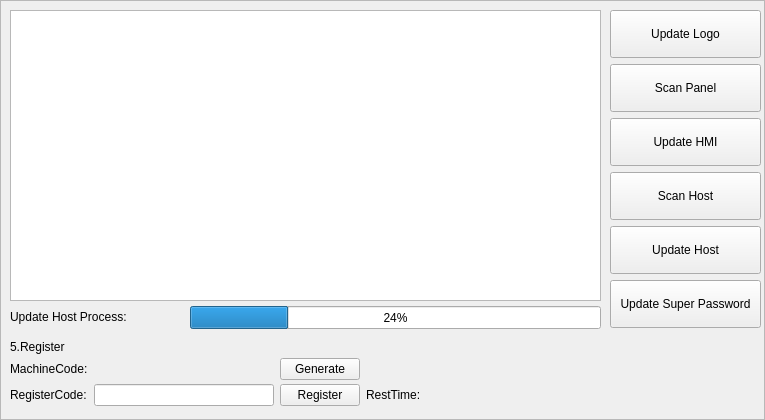
The window that hcmaintains/icupdatesystempage.ui (dongdong-2009/3-5AxisRobot) describes before a commit, drawn with Qt 5.
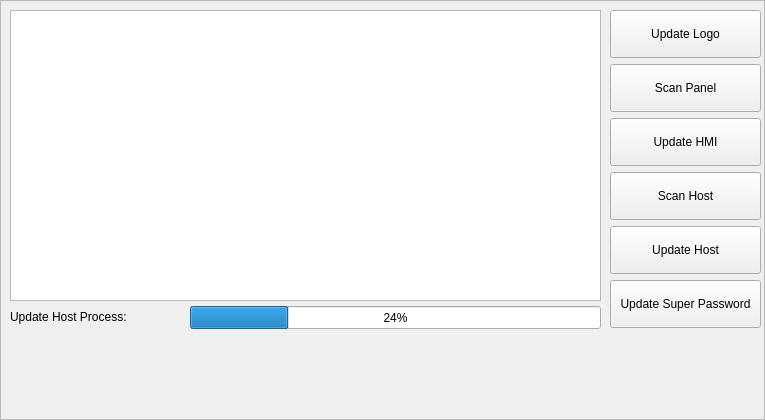
The same window after the commit. Custom widgets are drawn as their Qt base class.

The edit to the form file:
```diff
--- a/hcmaintains/icupdatesystempage.ui
+++ b/hcmaintains/icupdatesystempage.ui
@@ -33,193 +33,6 @@
   <property name="frameShadow">
    <enum>QFrame::Raised</enum>
   </property>
-  <widget class="QWidget" name="registerContainer" native="true">
-   <property name="geometry">
-    <rect>
-     <x>10</x>
-     <y>340</y>
-     <width>435</width>
-     <height>69</height>
-    </rect>
-   </property>
-   <layout class="QGridLayout" name="gridLayout_2">
-    <property name="leftMargin">
-     <number>0</number>
-    </property>
-    <property name="topMargin">
-     <number>0</number>
-    </property>
-    <property name="rightMargin">
-     <number>0</number>
-    </property>
-    <property name="bottomMargin">
-     <number>0</number>
-    </property>
-    <property name="verticalSpacing">
-     <number>4</number>
-    </property>
-    <item row="0" column="0">
-     <widget class="QLabel" name="label_6">
-      <property name="sizePolicy">
-       <sizepolicy hsizetype="Fixed" vsizetype="Fixed">
-        <horstretch>0</horstretch>
-        <verstretch>0</verstretch>
-       </sizepolicy>
-      </property>
-      <property name="text">
-       <string>5.Register</string>
-      </property>
-     </widget>
-    </item>
-    <item row="1" column="0">
-     <widget class="QLabel" name="label_4">
-      <property name="sizePolicy">
-       <sizepolicy hsizetype="Fixed" vsizetype="Fixed">
-        <horstretch>0</horstretch>
-        <verstretch>0</verstretch>
-       </sizepolicy>
-      </property>
-      <property name="text">
-       <string>MachineCode:</string>
-      </property>
-     </widget>
-    </item>
-    <item row="1" column="2">
-     <widget class="QPushButton" name="generateBtn">
-      <property name="sizePolicy">
-       <sizepolicy hsizetype="Fixed" vsizetype="Fixed">
-        <horstretch>0</horstretch>
-        <verstretch>0</verstretch>
-       </sizepolicy>
-      </property>
-      <property name="maximumSize">
-       <size>
-        <width>84</width>
-        <height>16777215</height>
-       </size>
-      </property>
-      <property name="text">
-       <string>Generate</string>
-      </property>
-     </widget>
-    </item>
-    <item row="2" column="0">
-     <widget class="QLabel" name="label_5">
-      <property name="sizePolicy">
-       <sizepolicy hsizetype="Fixed" vsizetype="Fixed">
-        <horstretch>0</horstretch>
-        <verstretch>0</verstretch>
-       </sizepolicy>
-      </property>
-      <property name="text">
-       <string>RegisterCode:</string>
-      </property>
-     </widget>
-    </item>
-    <item row="2" column="1">
-     <widget class="ICLineEditWithVirtualNumericKeypad" name="registerCode">
-      <property name="sizePolicy">
-       <sizepolicy hsizetype="Fixed" vsizetype="Fixed">
-        <horstretch>0</horstretch>
-        <verstretch>0</verstretch>
-       </sizepolicy>
-      </property>
-      <property name="minimumSize">
-       <size>
-        <width>180</width>
-        <height>0</height>
-       </size>
-      </property>
-      <property name="maximumSize">
-       <size>
-        <width>180</width>
-        <height>180</height>
-       </size>
-      </property>
-     </widget>
-    </item>
-    <item row="2" column="2">
-     <widget class="QPushButton" name="registerBtn">
-      <property name="sizePolicy">
-       <sizepolicy hsizetype="Fixed" vsizetype="Fixed">
-        <horstretch>0</horstretch>
-        <verstretch>0</verstretch>
-       </sizepolicy>
-      </property>
-      <property name="minimumSize">
-       <size>
-        <width>27</width>
-        <height>0</height>
-       </size>
-      </property>
-      <property name="maximumSize">
-       <size>
-        <width>84</width>
-        <height>16777215</height>
-       </size>
-      </property>
-      <property name="text">
-       <string>Register</string>
-      </property>
-     </widget>
-    </item>
-    <item row="2" column="3">
-     <widget class="QLabel" name="label_3">
-      <property name="sizePolicy">
-       <sizepolicy hsizetype="Fixed" vsizetype="Fixed">
-        <horstretch>0</horstretch>
-        <verstretch>0</verstretch>
-       </sizepolicy>
-      </property>
-      <property name="minimumSize">
-       <size>
-        <width>29</width>
-        <height>0</height>
-       </size>
-      </property>
-      <property name="maximumSize">
-       <size>
-        <width>84</width>
-        <height>16777215</height>
-       </size>
-      </property>
-      <property name="layoutDirection">
-       <enum>Qt::RightToLeft</enum>
-      </property>
-      <property name="text">
-       <string>RestTime:</string>
-      </property>
-     </widget>
-    </item>
-    <item row="2" column="4">
-     <widget class="QLabel" name="restTime">
-      <property name="sizePolicy">
-       <sizepolicy hsizetype="Preferred" vsizetype="Fixed">
-        <horstretch>0</horstretch>
-        <verstretch>0</verstretch>
-       </sizepolicy>
-      </property>
-      <property name="text">
-       <string/>
-      </property>
-     </widget>
-    </item>
-    <item row="0" column="1">
-     <widget class="QLabel" name="tipLabel">
-      <property name="text">
-       <string/>
-      </property>
-     </widget>
-    </item>
-    <item row="1" column="1">
-     <widget class="QLabel" name="machineCode">
-      <property name="text">
-       <string/>
-      </property>
-     </widget>
-    </item>
-   </layout>
-  </widget>
   <widget class="ICTableView" name="packetTable">
    <property name="geometry">
     <rect>
@@ -409,11 +222,6 @@
   </widget>
  </widget>
  <customwidgets>
-  <customwidget>
-   <class>ICLineEditWithVirtualNumericKeypad</class>
-   <extends>QLineEdit</extends>
-   <header>iclineeditwithvirtualnumerickeypad.h</header>
-  </customwidget>
   <customwidget>
    <class>ICTableView</class>
    <extends>QTableView</extends>
```
